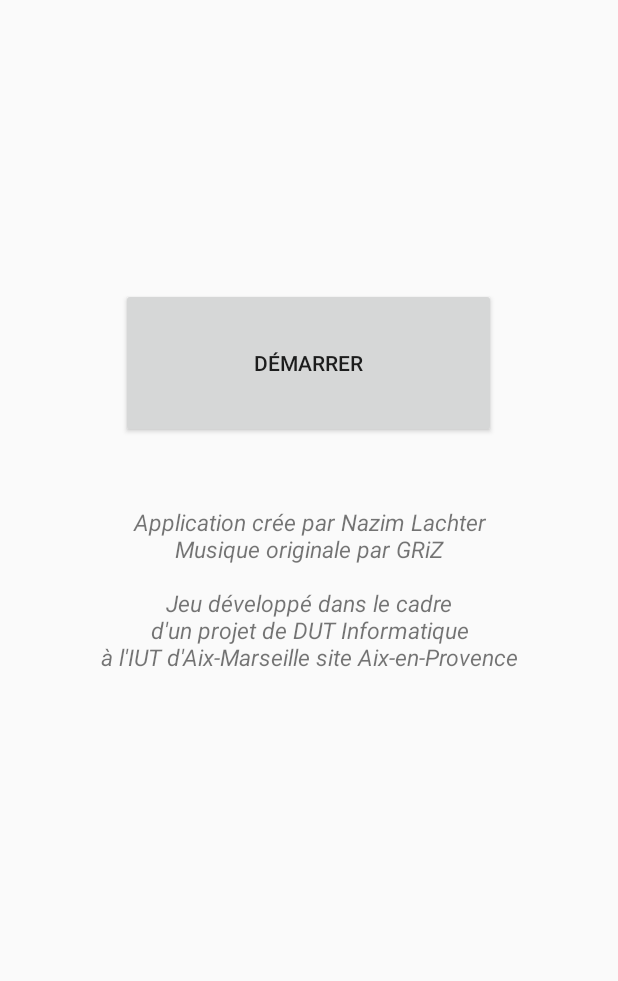
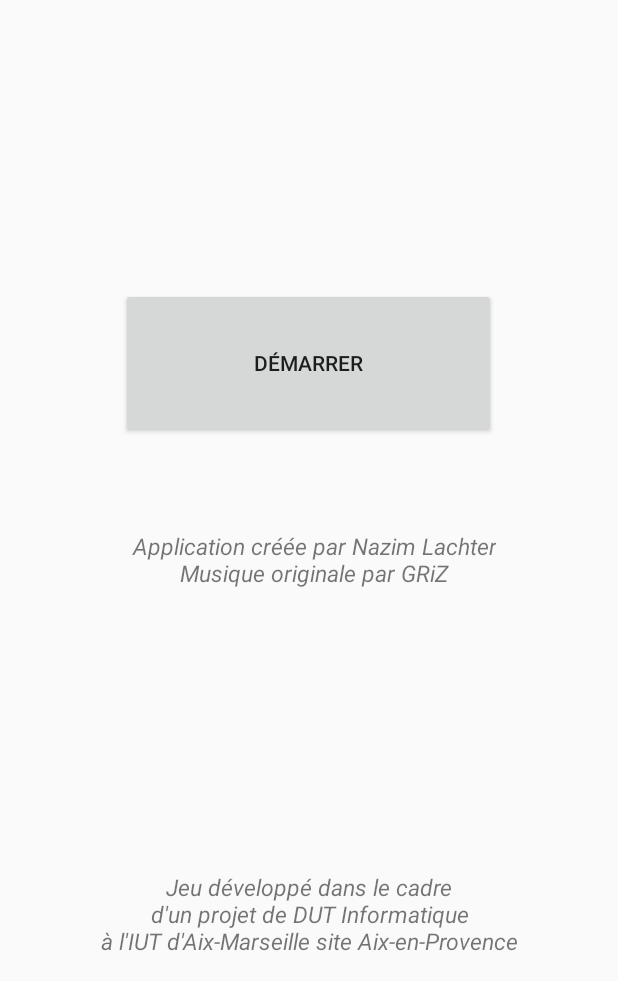
Before and after one commit to n4zim/IUT-Android---A-Fine-Way-to-Die, an Android app: the screen it shows after launch (MainActivity), on a phone screen of 412 x 824 dp, the part 255-1236 px from its top. Run offline under Robolectric (Android 15) with nearby library versions, the phone set to English and light mode, and no system bars.

Commit message:
Final steps

```diff
--- a/app/src/main/res/layout/activity_main.xml
+++ b/app/src/main/res/layout/activity_main.xml
@@ -4,14 +4,6 @@
     android:paddingRight="@dimen/activity_horizontal_margin"
     android:paddingTop="@dimen/activity_vertical_margin"
     android:paddingBottom="@dimen/activity_vertical_margin" tools:context=".MainActivity">
-
-    <Button
-        android:layout_width="250dp"
-        android:layout_height="100dp"
-        android:text="@string/start"
-        android:id="@+id/start"
-        android:layout_centerVertical="true"
-        android:layout_centerHorizontal="true" />
 
     <TextView
         android:layout_width="wrap_content"
@@ -25,15 +17,36 @@
         android:layout_alignParentTop="true"
         android:layout_centerHorizontal="true" />
 
+    <Button
+        android:layout_width="250dp"
+        android:layout_height="100dp"
+        android:text="@string/start"
+        android:id="@+id/start"
+        android:layout_centerVertical="true"
+        android:layout_centerHorizontal="true" />
+
     <TextView
         android:layout_width="wrap_content"
         android:layout_height="wrap_content"
-        android:text="@string/credits"
+        android:text="@string/credits2"
+        android:id="@+id/credits2"
         android:gravity="center"
+        android:textSize="15sp"
+        android:textIsSelectable="false"
+        android:textStyle="italic"
+        android:layout_alignParentBottom="true"
+        android:layout_centerHorizontal="true" />
+
+    <TextView
+        android:layout_width="wrap_content"
+        android:layout_height="wrap_content"
+        android:text="@string/credits1"
         android:id="@+id/textView2"
+        android:textIsSelectable="false"
+        android:gravity="center"
         android:textSize="15sp"
         android:textStyle="italic"
-        android:layout_marginTop="45dp"
         android:layout_below="@+id/start"
-        android:layout_centerHorizontal="true" />
+        android:layout_alignEnd="@+id/start"
+        android:layout_marginTop="61dp" />
 </RelativeLayout>
--- a/app/src/main/res/values/strings.xml
+++ b/app/src/main/res/values/strings.xml
@@ -6,7 +6,8 @@
     <string name="action_settings">Paramètres</string>
     <string name="start">Démarrer</string>
     <string name="title">A Fine Way to Die</string>
-    <string name="credits">Application crée par Nazim Lachter\nMusique originale par GRiZ\n\nJeu développé dans le cadre\nd\'un projet de DUT Informatique\nà l\'IUT d\'Aix-Marseille site Aix-en-Provence</string>
+    <string name="credits1">Application créée par Nazim Lachter\nMusique originale par GRiZ</string>
+    <string name="credits2">Jeu développé dans le cadre\nd\'un projet de DUT Informatique\nà l\'IUT d\'Aix-Marseille site Aix-en-Provence</string>
     <string name="title_activity_game">Result</string>
     <string name="title_activity_result">Result</string>
     <string name="hello_world">Hello world!</string>
```
Also changed, not shown: app/src/main/java/nazimlachter/afinewaytodie/Game.java (+5 -11 lines).
